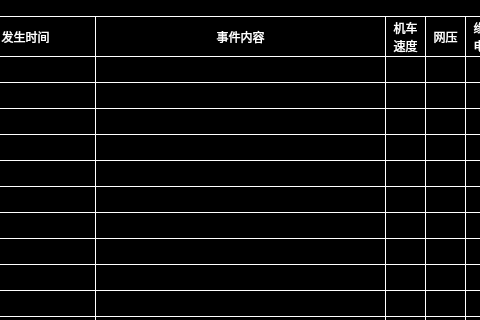
The window that fault_history.ui (isliulin/Plan85HMI) describes before a commit, drawn with Qt 5; both pictures show x 165 to 645 and y 0 to 320 of the 800 by 500 pixel window.
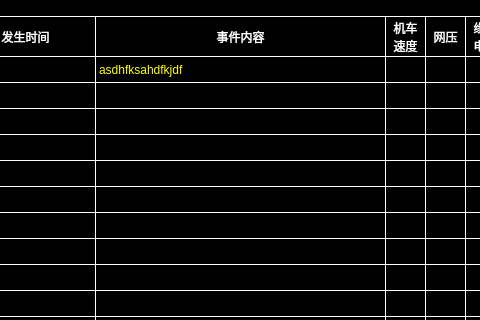
The same window after the commit.

What changed in the file:
```diff
--- a/fault_history.ui
+++ b/fault_history.ui
@@ -250,10 +250,10 @@
     </rect>
    </property>
    <property name="styleSheet">
-    <string notr="true">color:green;</string>
+    <string notr="true">color:yellow;</string>
    </property>
    <property name="text">
-    <string/>
+    <string>asdhfksahdfkjdf</string>
    </property>
   </widget>
   <widget class="QPushButton" name="PB_down">
```
Left out of the diff: 298 changed lines with no effect on the pictures.
